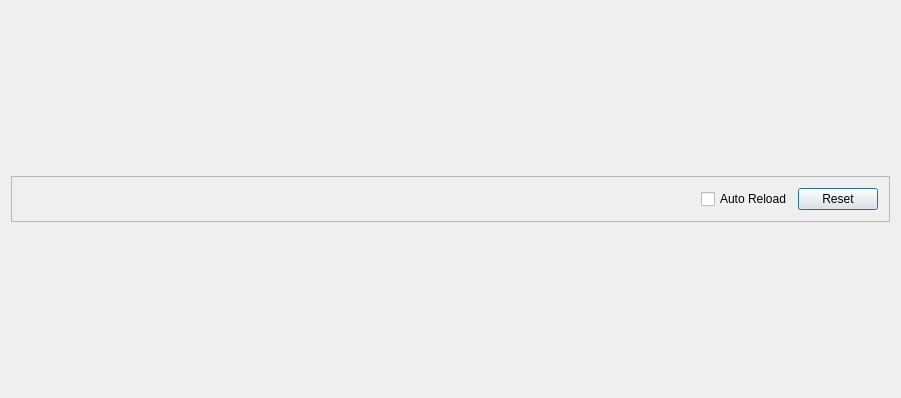
Above: modules/sinks/sink_plots/dialogplots.ui from b-xiang/taskBus before the change. Below: the same form after it.
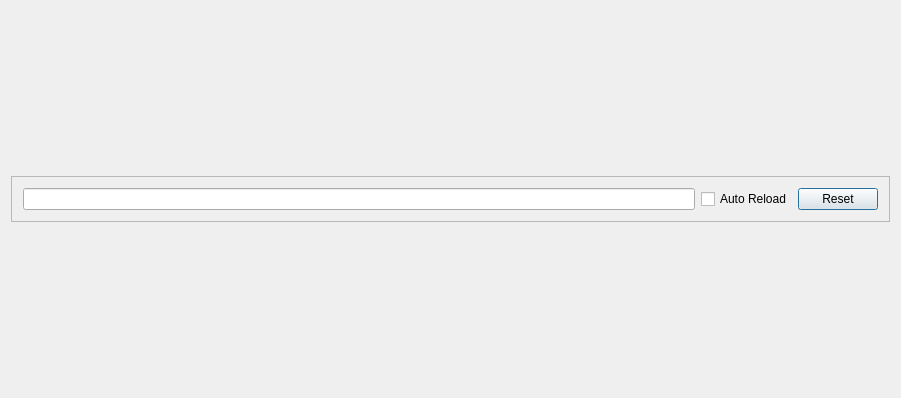
That is the form after the change.

Commit message: add a line-editor to hold text cmds

Patch:
```diff
--- a/modules/sinks/sink_plots/dialogplots.ui
+++ b/modules/sinks/sink_plots/dialogplots.ui
@@ -40,17 +40,7 @@
      </property>
      <layout class="QHBoxLayout" name="horizontalLayout">
       <item>
-       <spacer name="horizontalSpacer">
-        <property name="orientation">
-         <enum>Qt::Horizontal</enum>
-        </property>
-        <property name="sizeHint" stdset="0">
-         <size>
-          <width>40</width>
-          <height>20</height>
-         </size>
-        </property>
-       </spacer>
+       <widget class="QLineEdit" name="lineEdit_messages"/>
       </item>
       <item>
        <widget class="QCheckBox" name="checkBox_auto_reser">
```
The commit also changes 3 other files.
